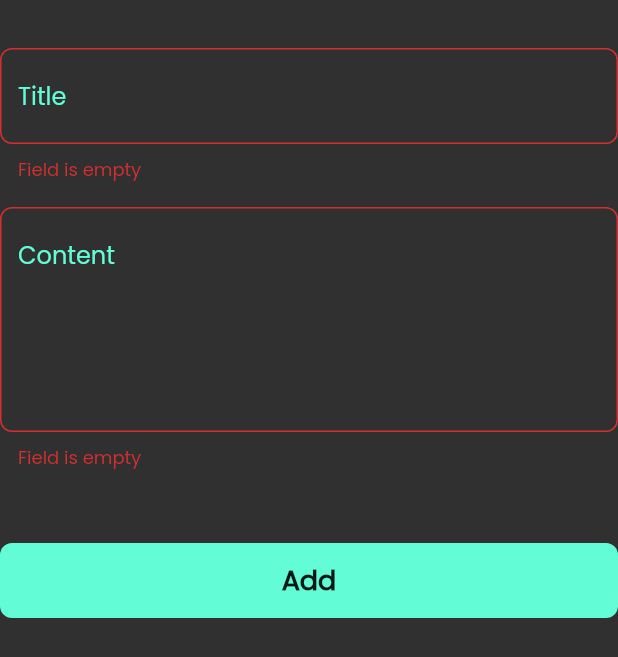
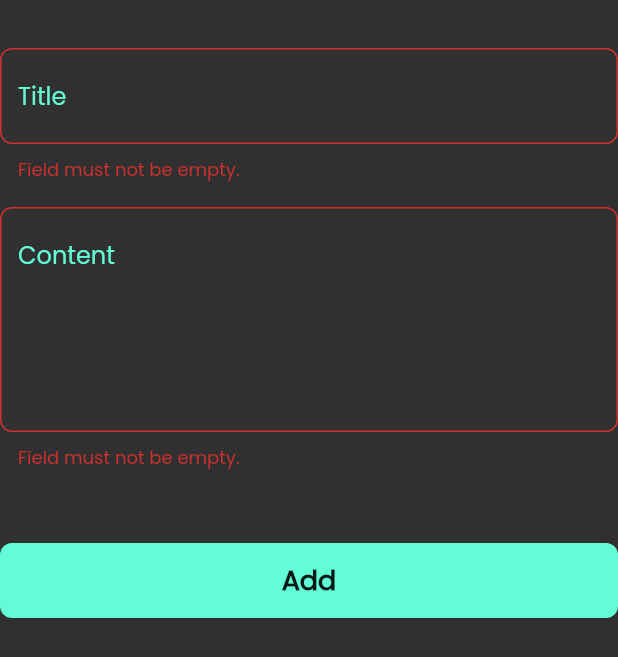
Before and after one commit to MohammedGhazaly/notes_app, a Flutter app: the AddNoteForm widget shown alone on an empty page, opened directly, after a tap on "Add", on a phone screen of 412 x 824 dp. Shown: the top 657 px of the screen. Run offline on Flutter 3.47's test engine with Material 2 defaults, Android fonts, the phone set to English and light mode, and no system bars; our stand-ins replace bloc, font_awesome_flutter, hive, hive_flutter; accounts and stored records are empty.

Commit message:
create add note cubit

```diff
--- /dev/null
+++ b/lib/cubits/add_note_cubit/add_note_state.dart
@@ -0,0 +1,6 @@
+part of 'add_note_cubit.dart';
+
+@immutable
+abstract class AddNoteState {}
+
+class AddNoteInitial extends AddNoteState {}
--- a/lib/views/widgets/add_note_bottom_sheet_widget.dart
+++ b/lib/views/widgets/add_note_bottom_sheet_widget.dart
@@ -28,33 +28,39 @@ class AddNoteForm extends StatefulWidget {
 
 class _AddNoteFormState extends State<AddNoteForm> {
   final GlobalKey<FormState> formKey = GlobalKey();
-  AutovalidateMode autovalidateMode = AutovalidateMode.disabled;
   String? title, subtitle;
   @override
   Widget build(BuildContext context) {
     return Form(
       key: formKey,
-      autovalidateMode: autovalidateMode,
       child: Column(
         children: [
           const SizedBox(
             height: 32,
           ),
           CustomTextFieldWidget(
-            onSaved: (value) {
-              title = value;
+            hintText: "Title",
+            validatorFunction: (value) {
+              if (value?.trim().isEmpty ?? true) {
+                return "Field must not be empty.";
+              } else {
+                return null;
+              }
             },
-            hintText: "Title",
           ),
           const SizedBox(
             height: 16,
           ),
           CustomTextFieldWidget(
-            onSaved: (value) {
-              subtitle = value;
-            },
             hintText: "Content",
             maxLines: 5,
+            validatorFunction: (value) {
+              if (value?.trim().isEmpty ?? true) {
+                return "Field must not be empty.";
+              } else {
+                return null;
+              }
+            },
           ),
           const SizedBox(
             height: 48,
@@ -62,10 +68,7 @@ class _AddNoteFormState extends State<AddNoteForm> {
           CustomButtonWidget(
             onTap: () {
               if (formKey.currentState!.validate()) {
-                formKey.currentState!.save();
-              } else {
-                autovalidateMode = AutovalidateMode.always;
-              }
+              } else {}
             },
           ),
           SizedBox(
--- a/lib/views/widgets/custom_text_field_widget.dart
+++ b/lib/views/widgets/custom_text_field_widget.dart
@@ -3,29 +3,34 @@ import 'package:notes_app/constants.dart';
 
 class CustomTextFieldWidget extends StatelessWidget {
   const CustomTextFieldWidget(
-      {super.key, required this.hintText, this.maxLines = 1, this.onSaved});
+      {super.key,
+      required this.hintText,
+      this.maxLines = 1,
+      required this.validatorFunction});
   final String hintText;
   final int maxLines;
-  final void Function(String?)? onSaved;
+  final String? Function(String?) validatorFunction;
+
   @override
   Widget build(BuildContext context) {
     return TextFormField(
-      onSaved: onSaved,
-      validator: (value) {
-        // بقول لو القيمة بنول اعمل شيك اذا كان فاضي ولا لا
-        // طب لو بن
-        // اعمل شيك انه مش بنول وانه مش فاضي
-        // هاااااااااام
-        // يعني السطر ده لو هي مش بنول شوفها هي فاضية ولا لا
-        // طب فرضا كانت بنول يعني مش هيتشيك علي دالة ايز امتي
-        // وبالتالي هدخله جو برضه
-        // اللي هو هينفذ اللي بعد علامتين الاستفهام
-        if (value?.isEmpty ?? true) {
-          return "Field is empty";
-        } else {
-          null;
-        }
-      },
+      validator: validatorFunction,
+
+      // (value) {
+      //   // بقول لو القيمة بنول اعمل شيك اذا كان فاضي ولا لا
+      //   // طب لو بن
+      //   // اعمل شيك انه مش بنول وانه مش فاضي
+      //   // هاااااااااام
+      //   // يعني السطر ده لو هي مش بنول شوفها هي فاضية ولا لا
+      //   // طب فرضا كانت بنول يعني مش هيتشيك علي دالة ايز امتي
+      //   // وبالتالي هدخله جو برضه
+      //   // اللي هو هينفذ اللي بعد علامتين الاستفهام
+      //   if (value?.isEmpty ?? true) {
+      //     return "Field is empty";
+      //   } else {
+      //     null;
+      //   }
+      // },
       cursorColor: kPrimaryColor,
       maxLines: maxLines,
       decoration: InputDecoration(
--- a/pubspec.yaml
+++ b/pubspec.yaml
@@ -28,18 +28,19 @@ environment:
 # the latest version available on pub.dev. To see which dependencies have newer
 # versions available, run `flutter pub outdated`.
 dependencies:
+  bloc: ^8.1.1
+  cupertino_icons: ^1.0.2
   flutter:
     sdk: flutter
-  cupertino_icons: ^1.0.2
   font_awesome_flutter: ^10.4.0
   hive: ^2.2.3
   hive_flutter: ^1.1.0
 dev_dependencies:
   build_runner: ^2.3.3
-  hive_generator: ^2.0.0
   flutter_lints: ^2.0.0
   flutter_test:
     sdk: flutter
+  hive_generator: ^2.0.0
 
 # For information on the generic Dart part of this file, see the
 # following page: https://dart.dev/tools/pub/pubspec
```
Also changed, not shown: lib/cubits/add_note_cubit/add_note_cubit.dart (added, +8 -0 lines), lib/views/widgets/edit_note_view_body_widget.dart (+6 -2 lines), pubspec.lock.
